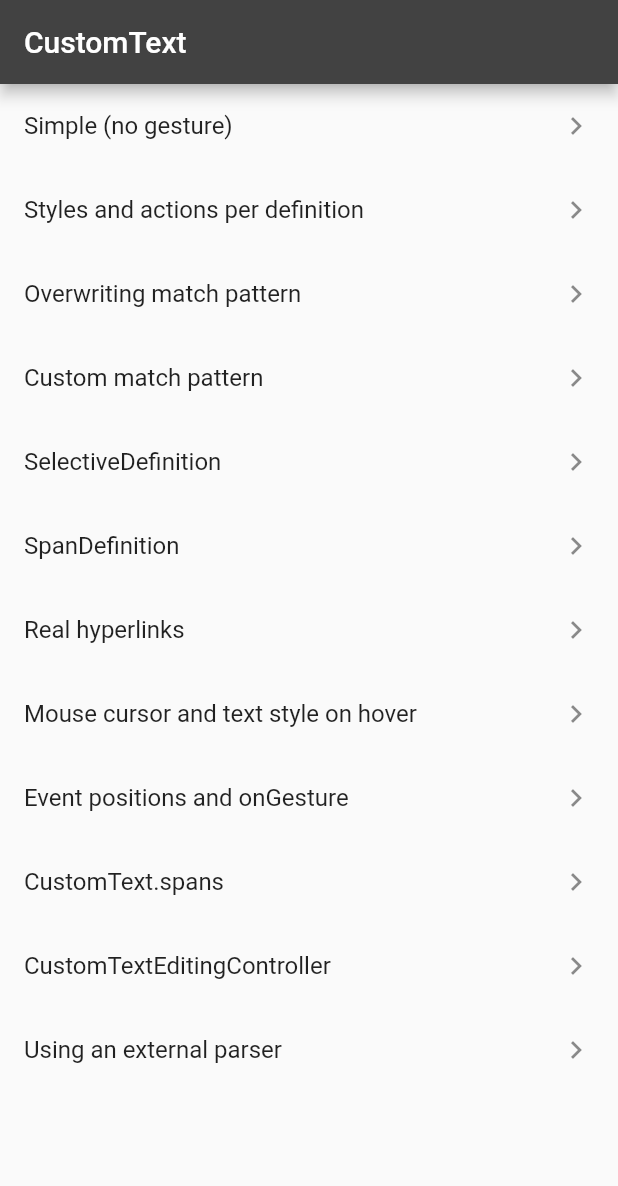
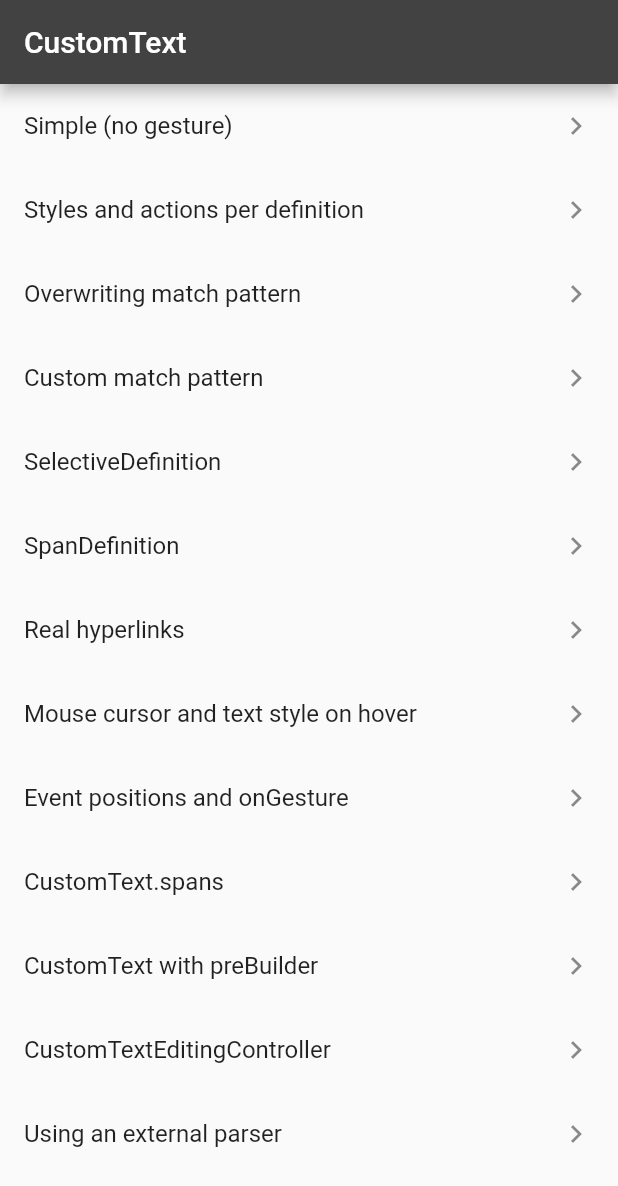
Before and after one commit to kaboc/flutter_custom_text, a Flutter app: the screen it shows after launch, on a phone screen of 412 x 824 dp. Shown: the top 1186 px of the screen. Run offline on Flutter 3.47's test engine with Material 2 defaults, Android fonts, the light colour scheme and no system bars; our stand-ins replace device_info_plus, go_router, google_fonts; missing offline and left inert: highlight, positioned_popup, text_parser.

Commit message:
Add example

```diff
--- a/example/lib/common/router.dart
+++ b/example/lib/common/router.dart
@@ -12,6 +12,7 @@ import 'package:custom_text_example/examples/src/external_parser.dart';
 import 'package:custom_text_example/examples/src/hover_style.dart';
 import 'package:custom_text_example/examples/src/on_gesture.dart';
 import 'package:custom_text_example/examples/src/overwriting_pattern.dart';
+import 'package:custom_text_example/examples/src/pre_builder.dart';
 import 'package:custom_text_example/examples/src/real_hyperlinks.dart';
 import 'package:custom_text_example/examples/src/selective_definition.dart';
 import 'package:custom_text_example/examples/src/simple.dart';
@@ -176,6 +177,16 @@ final pages = [
         'a WidgetSpan.',
   ),
   ExamplePage(
+    pathString: 'pre-builder',
+    title: 'CustomText with preBuilder',
+    description: '`preBuilder` allows to apply decorations and then '
+        'additionally apply more decorations and enable gestures.\n'
+        'It has similar use cases to `CustomText.spans`, but is more '
+        'helpful when it is not easy to compose complex spans manually.',
+    builder: (_) => const PreBuilderExample(),
+    hasOutput: false,
+  ),
+  ExamplePage(
     pathString: 'text-editing-controller',
     title: 'CustomTextEditingController',
     description: 'An example to use most `CustomText` features in '
```
Also changed, not shown: example/lib/examples/src/pre_builder.dart (added, +27 -0 lines), 2 other files.
